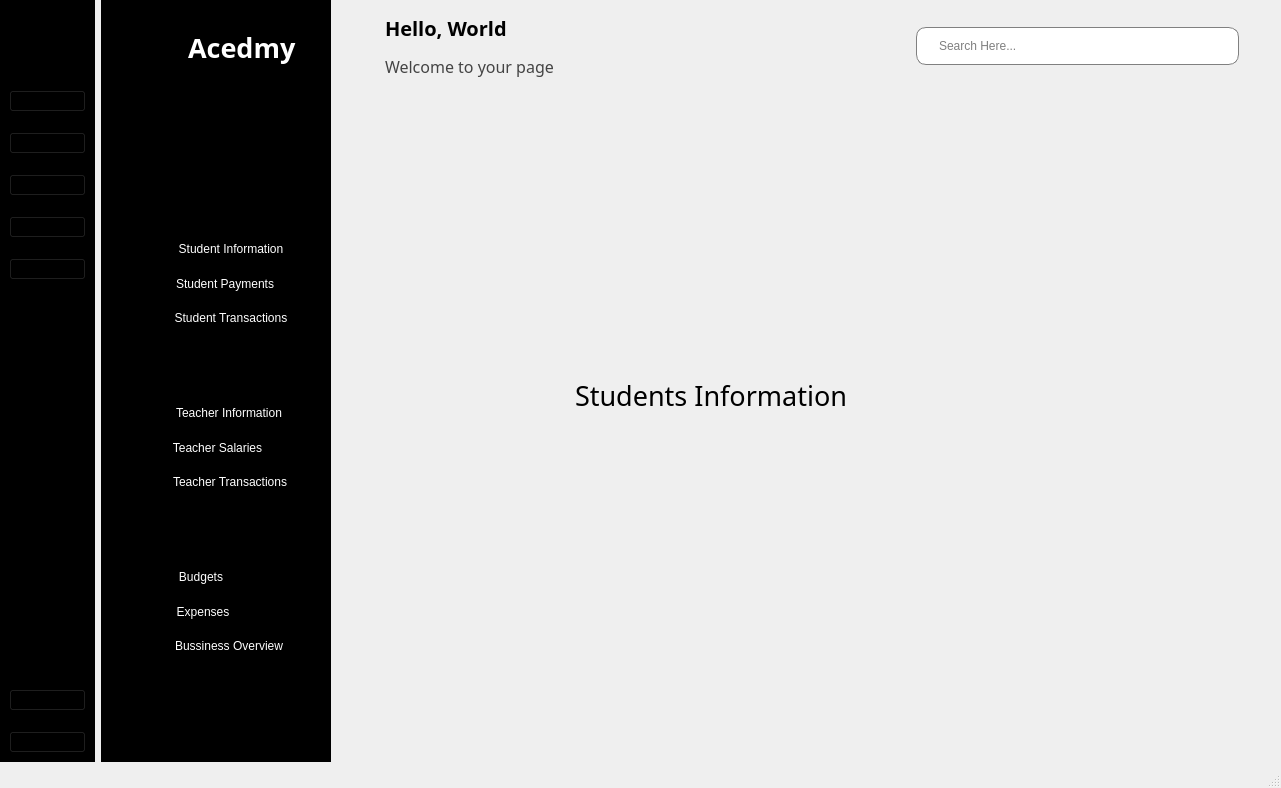
Above: mainwindow.ui from AwaiaTahir/Database before the change. Below: the same form after it.
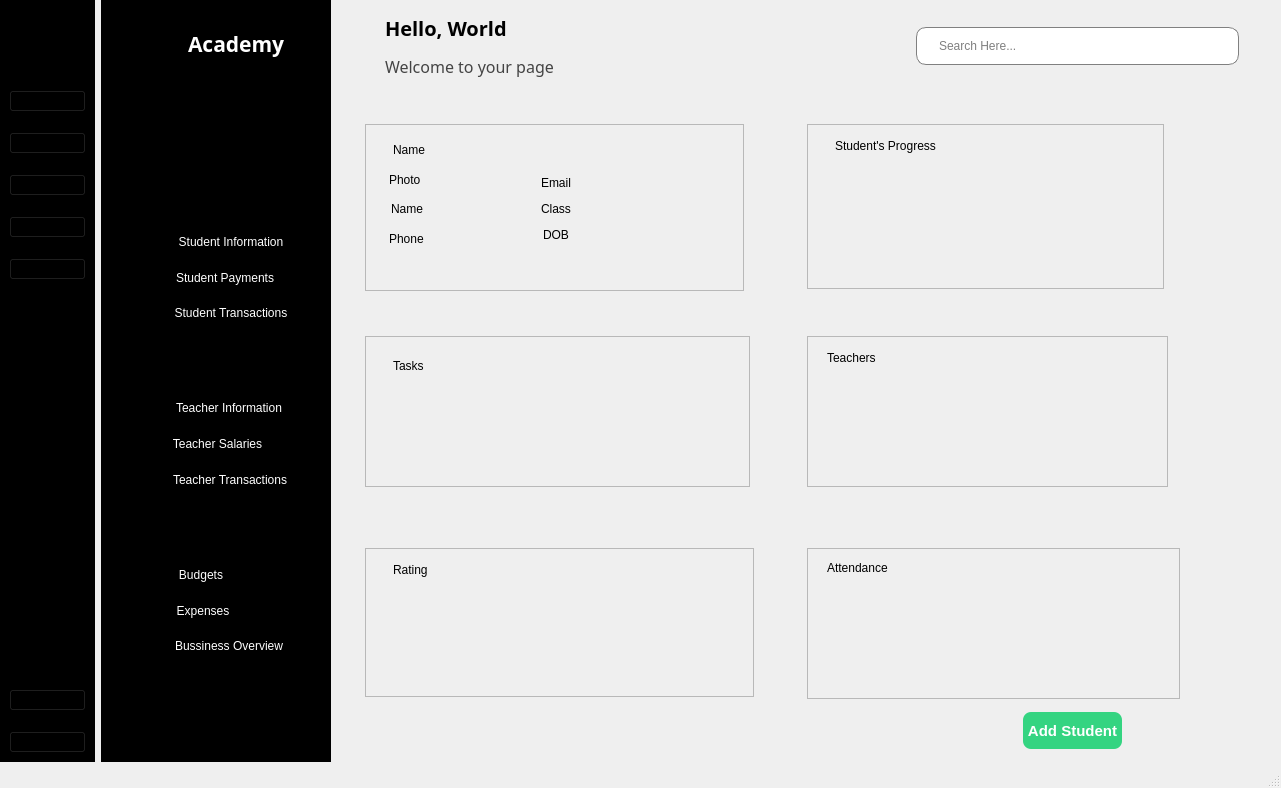
That is the form after the change. The open tabs and pages were chosen to show the change. Icons and pictures are not drawn.

Commit message: Add 'Add Student Info' page with details and photo upload, connected to database

Patch:
```diff
--- a/mainwindow.ui
+++ b/mainwindow.ui
@@ -362,12 +362,12 @@
             <property name="font">
              <font>
               <family>Berlin Sans FB</family>
-              <pointsize>20</pointsize>
+              <pointsize>16</pointsize>
               <bold>true</bold>
              </font>
             </property>
             <property name="text">
-             <string>Acedmy</string>
+             <string>Academy</string>
             </property>
            </widget>
           </item>
@@ -1129,27 +1129,297 @@
            </widget>
           </widget>
           <widget class="QWidget" name="page_3">
-           <widget class="QLabel" name="label_13">
+           <widget class="QFrame" name="frame">
             <property name="geometry">
              <rect>
-              <x>242</x>
-              <y>224</y>
-              <width>311</width>
-              <height>143</height>
+              <x>32</x>
+              <y>24</y>
+              <width>379</width>
+              <height>167</height>
              </rect>
             </property>
-            <property name="font">
-             <font>
-              <family>Berlin Sans FB</family>
-              <pointsize>20</pointsize>
-             </font>
+            <property name="frameShape">
+             <enum>QFrame::Shape::StyledPanel</enum>
+            </property>
+            <property name="frameShadow">
+             <enum>QFrame::Shadow::Raised</enum>
+            </property>
+            <widget class="QLabel" name="label_4">
+             <property name="geometry">
+              <rect>
+               <x>28</x>
+               <y>16</y>
+               <width>63</width>
+               <height>20</height>
+              </rect>
+             </property>
+             <property name="text">
+              <string>Name</string>
+             </property>
+            </widget>
+            <widget class="QLabel" name="studentPhotoLabel">
+             <property name="geometry">
+              <rect>
+               <x>24</x>
+               <y>38</y>
+               <width>45</width>
+               <height>35</height>
+              </rect>
+             </property>
+             <property name="text">
+              <string>Photo</string>
+             </property>
+             <property name="scaledContents">
+              <bool>true</bool>
+             </property>
+            </widget>
+            <widget class="QLabel" name="studentNameLabel">
+             <property name="geometry">
+              <rect>
+               <x>26</x>
+               <y>68</y>
+               <width>43</width>
+               <height>33</height>
+              </rect>
+             </property>
+             <property name="text">
+              <string>Name</string>
+             </property>
+             <property name="scaledContents">
+              <bool>true</bool>
+             </property>
+            </widget>
+            <widget class="QLabel" name="studentPhoneLabel">
+             <property name="geometry">
+              <rect>
+               <x>24</x>
+               <y>98</y>
+               <width>47</width>
+               <height>33</height>
+              </rect>
+             </property>
+             <property name="text">
+              <string>Phone</string>
+             </property>
+             <property name="scaledContents">
+              <bool>true</bool>
+             </property>
+            </widget>
+            <widget class="QLabel" name="studentEmailLabel">
+             <property name="geometry">
+              <rect>
+               <x>176</x>
+               <y>42</y>
+               <width>37</width>
+               <height>33</height>
+              </rect>
+             </property>
+             <property name="text">
+              <string>Email</string>
+             </property>
+             <property name="scaledContents">
+              <bool>true</bool>
+             </property>
+            </widget>
+            <widget class="QLabel" name="studentClassLabel">
+             <property name="geometry">
+              <rect>
+               <x>176</x>
+               <y>66</y>
+               <width>43</width>
+               <height>37</height>
+              </rect>
+             </property>
+             <property name="text">
+              <string>Class</string>
+             </property>
+             <property name="scaledContents">
+              <bool>true</bool>
+             </property>
+            </widget>
+            <widget class="QLabel" name="studentDOBLabel">
+             <property name="geometry">
+              <rect>
+               <x>178</x>
+               <y>98</y>
+               <width>39</width>
+               <height>25</height>
+              </rect>
+             </property>
+             <property name="text">
+              <string>DOB</string>
+             </property>
+             <property name="scaledContents">
+              <bool>true</bool>
+             </property>
+            </widget>
+           </widget>
+           <widget class="QFrame" name="frame_3">
+            <property name="geometry">
+             <rect>
+              <x>32</x>
+              <y>236</y>
+              <width>385</width>
+              <height>151</height>
+             </rect>
+            </property>
+            <property name="frameShape">
+             <enum>QFrame::Shape::StyledPanel</enum>
+            </property>
+            <property name="frameShadow">
+             <enum>QFrame::Shadow::Raised</enum>
+            </property>
+            <widget class="QLabel" name="label_6">
+             <property name="geometry">
+              <rect>
+               <x>28</x>
+               <y>20</y>
+               <width>41</width>
+               <height>20</height>
+              </rect>
+             </property>
+             <property name="text">
+              <string>Tasks</string>
+             </property>
+            </widget>
+           </widget>
+           <widget class="QFrame" name="frame_5">
+            <property name="geometry">
+             <rect>
+              <x>32</x>
+              <y>448</y>
+              <width>389</width>
+              <height>149</height>
+             </rect>
+            </property>
+            <property name="frameShape">
+             <enum>QFrame::Shape::StyledPanel</enum>
+            </property>
+            <property name="frameShadow">
+             <enum>QFrame::Shadow::Raised</enum>
+            </property>
+            <widget class="QLabel" name="label_13">
+             <property name="geometry">
+              <rect>
+               <x>28</x>
+               <y>12</y>
+               <width>63</width>
+               <height>20</height>
+              </rect>
+             </property>
+             <property name="text">
+              <string>Rating</string>
+             </property>
+            </widget>
+           </widget>
+           <widget class="QFrame" name="frame_2">
+            <property name="geometry">
+             <rect>
+              <x>474</x>
+              <y>24</y>
+              <width>357</width>
+              <height>165</height>
+             </rect>
+            </property>
+            <property name="frameShape">
+             <enum>QFrame::Shape::StyledPanel</enum>
+            </property>
+            <property name="frameShadow">
+             <enum>QFrame::Shadow::Raised</enum>
+            </property>
+            <widget class="QLabel" name="label_5">
+             <property name="geometry">
+              <rect>
+               <x>28</x>
+               <y>12</y>
+               <width>127</width>
+               <height>20</height>
+              </rect>
+             </property>
+             <property name="text">
+              <string>Student's Progress</string>
+             </property>
+            </widget>
+           </widget>
+           <widget class="QFrame" name="frame_4">
+            <property name="geometry">
+             <rect>
+              <x>474</x>
+              <y>236</y>
+              <width>361</width>
+              <height>151</height>
+             </rect>
+            </property>
+            <property name="frameShape">
+             <enum>QFrame::Shape::StyledPanel</enum>
+            </property>
+            <property name="frameShadow">
+             <enum>QFrame::Shadow::Raised</enum>
+            </property>
+            <widget class="QLabel" name="label_7">
+             <property name="geometry">
+              <rect>
+               <x>20</x>
+               <y>12</y>
+               <width>63</width>
+               <height>20</height>
+              </rect>
+             </property>
+             <property name="text">
+              <string>Teachers</string>
+             </property>
+            </widget>
+           </widget>
+           <widget class="QFrame" name="frame_6">
+            <property name="geometry">
+             <rect>
+              <x>474</x>
+              <y>448</y>
+              <width>373</width>
+              <height>151</height>
+             </rect>
+            </property>
+            <property name="frameShape">
+             <enum>QFrame::Shape::StyledPanel</enum>
+            </property>
+            <property name="frameShadow">
+             <enum>QFrame::Shadow::Raised</enum>
+            </property>
+            <widget class="QLabel" name="label_23">
+             <property name="geometry">
+              <rect>
+               <x>20</x>
+               <y>10</y>
+               <width>83</width>
+               <height>20</height>
+              </rect>
+             </property>
+             <property name="text">
+              <string>Attendance</string>
+             </property>
+            </widget>
+           </widget>
+           <widget class="QPushButton" name="Add_Student">
+            <property name="geometry">
+             <rect>
+              <x>690</x>
+              <y>612</y>
+              <width>99</width>
+              <height>37</height>
+             </rect>
             </property>
             <property name="styleSheet">
-             <string notr="true">color: rgb(0, 0, 0);
-background-color:none;</string>
+             <string notr="true">QPushButton{
+	background-color : #34D481;
+	color : white;
+	border : none;
+	border-radius : 8px;
+	font-weight : bold;
+	font-size : 15px;
+}</string>
             </property>
             <property name="text">
-             <string>Students Information</string>
+             <string>Add Student</string>
             </property>
            </widget>
           </widget>
```
Left out of the diff: 50 changed lines with no effect on the pictures. The commit also changes 6 other files.
